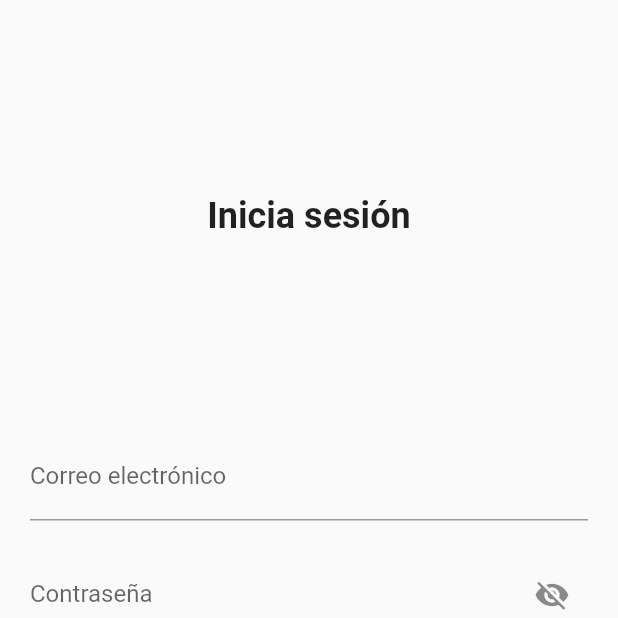
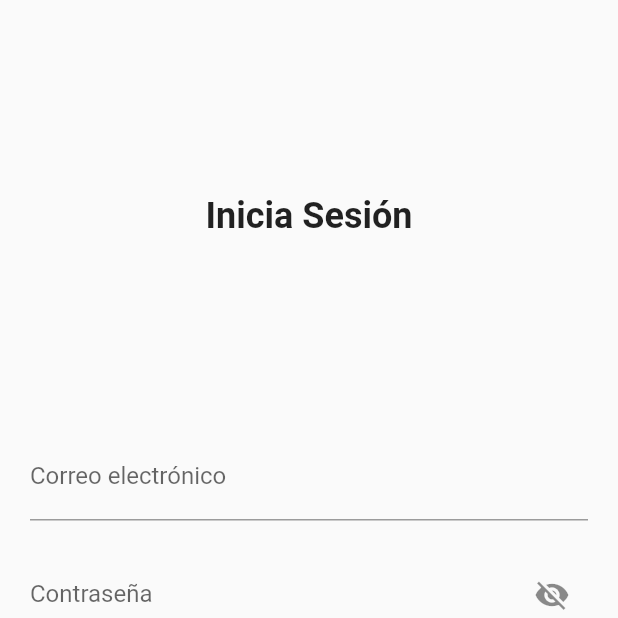
Before and after one commit to Dajuvaja/FlutterACM, a Flutter app: the screen it shows after launch, on a phone screen of 412 x 824 dp, the top half of it. Run offline on Flutter 3.47's test engine with Material 2 defaults, Android fonts, the phone set to English and light mode, and no system bars; our stand-ins replace basic_utils, firebase_auth, firebase_core, get, get_storage; accounts and stored records are empty.

Commit message:
Refined visual styling for improved aesthetics

```diff
--- a/form_example_getx/lib/app/modules/home/controllers/home_controller.dart
+++ b/form_example_getx/lib/app/modules/home/controllers/home_controller.dart
@@ -1,11 +1,7 @@
 import 'package:get/get.dart';
 
 class HomeController extends GetxController {
-  //TODO: Implement HomeController
-
   final count = 0.obs;
-
-
 
   void increment() => count.value++;
 }
--- a/form_example_getx/lib/app/modules/home/views/home_view.dart
+++ b/form_example_getx/lib/app/modules/home/views/home_view.dart
@@ -1,8 +1,6 @@
 import 'package:flutter/material.dart';
-
+import 'package:form_example_getx/app/modules/home/controllers/home_controller.dart';
 import 'package:get/get.dart';
-
-import 'package:form_example_getx/app/modules/home/controllers/home_controller.dart';
 
 class HomeView extends GetView<HomeController> {
   const HomeView({super.key});
--- a/form_example_getx/lib/app/modules/login/controllers/login_controller.dart
+++ b/form_example_getx/lib/app/modules/login/controllers/login_controller.dart
@@ -15,6 +15,7 @@ class LoginController extends GetxController {
           .signIn(
               email: emailController.text, password: passwordController.text)
           .then((value) {
+        // ignore: avoid_print
         print(value);
         if (value is String) {
           GetSnackBar(
@@ -22,6 +23,7 @@ class LoginController extends GetxController {
             message: value,
             duration: const Duration(seconds: 3),
           );
+          // ignore: avoid_print
           print('Algo falló');
         } else {
           Get.offAllNamed(Routes.HOME);
--- a/form_example_getx/lib/app/modules/login/views/login_view.dart
+++ b/form_example_getx/lib/app/modules/login/views/login_view.dart
@@ -3,7 +3,6 @@ import 'package:flutter/material.dart';
 import 'package:form_example_getx/app/modules/login/controllers/login_controller.dart';
 import 'package:form_example_getx/app/widgets/widgets.dart';
 import 'package:get/get.dart';
-import 'package:get_storage/get_storage.dart';
 
 class LoginView extends GetView<LoginController> {
   const LoginView({super.key});
@@ -41,7 +40,7 @@ class LoginView extends GetView<LoginController> {
   /// Título del Login
   title() {
     return const Text(
-      'Inicia sesión',
+      'Inicia Sesión',
       style: TextStyle(
         fontWeight: FontWeight.bold,
         fontSize: 24,
@@ -98,6 +97,7 @@ class LoginView extends GetView<LoginController> {
         onPressed: isLoading
             ? null
             : () async {
+                // ignore: avoid_print
                 print(controller.isLoadingRx.value);
                 controller.isLoadingRx.value = false;
                 await Future.delayed(const Duration(milliseconds: 1300));
--- a/form_example_getx/lib/app/modules/register/controllers/register_controller.dart
+++ b/form_example_getx/lib/app/modules/register/controllers/register_controller.dart
@@ -16,6 +16,7 @@ class RegisterController extends GetxController {
           .signUp(
               email: emailController.text, password: passwordController.text)
           .then((value) {
+        // ignore: avoid_print
         print(value);
         if (value is String) {
           GetSnackBar(
@@ -23,6 +24,7 @@ class RegisterController extends GetxController {
             message: value,
             duration: const Duration(seconds: 3),
           );
+          // ignore: avoid_print
           print('Algo falló');
         } else {
           Get.offAllNamed(Routes.HOME);
--- a/form_example_getx/lib/app/modules/register/views/register_view.dart
+++ b/form_example_getx/lib/app/modules/register/views/register_view.dart
@@ -74,6 +74,7 @@ class RegisterView extends GetView<RegisterController> {
         onPressed: isLoading
             ? null
             : () async {
+                // ignore: avoid_print
                 print(controller.isLoadingRx.value);
                 controller.isLoadingRx.value = false;
                 await Future.delayed(const Duration(milliseconds: 1300));
```
